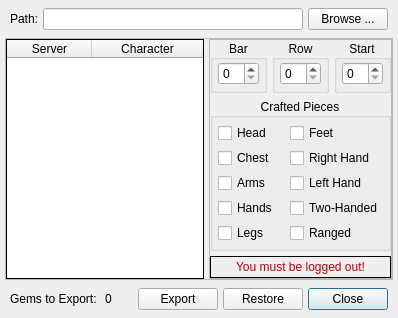
The window that interface/QuickbarDialog.ui (WesRoach/SpellcraftingCalculator) describes before a commit, drawn with Qt 5.
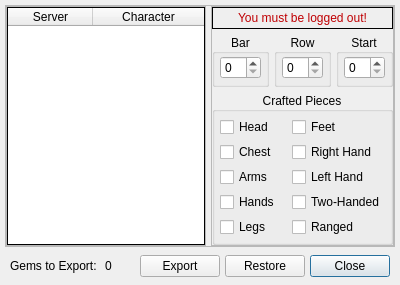
The same window after the commit.

Patch:
```diff
--- a/interface/QuickbarDialog.ui
+++ b/interface/QuickbarDialog.ui
@@ -6,8 +6,8 @@
    <rect>
     <x>0</x>
     <y>0</y>
-    <width>398</width>
-    <height>292</height>
+    <width>400</width>
+    <height>258</height>
    </rect>
   </property>
   <property name="windowTitle">
@@ -30,46 +30,31 @@
     <number>5</number>
    </property>
    <item>
+    <widget class="QFrame">
+     <property name="frameShape">
+      <enum>QFrame::StyledPanel</enum>
+     </property>
+     <property name="frameShadow">
+      <enum>QFrame::Raised</enum>
+     </property>
     <layout class="QHBoxLayout">
      <property name="spacing">
       <number>5</number>
      </property>
      <property name="leftMargin">
-      <number>5</number>
+       <number>0</number>
      </property>
      <property name="topMargin">
-      <number>3</number>
+       <number>0</number>
      </property>
      <property name="rightMargin">
-      <number>5</number>
+       <number>0</number>
      </property>
      <property name="bottomMargin">
-      <number>3</number>
+       <number>0</number>
      </property>
      <item>
-      <widget class="QLabel" name="CrafterPathLabel">
-       <property name="text">
-        <string>Path:</string>
-       </property>
-      </widget>
-     </item>
-     <item>
-      <widget class="QLineEdit" name="CrafterPath"/>
-     </item>
-     <item>
-      <widget class="QPushButton" name="BrowseButton">
-       <property name="text">
-        <string>Browse ...</string>
-       </property>
-       <property name="autoDefault">
-        <bool>false</bool>
-       </property>
-      </widget>
-     </item>
-    </layout>
-   </item>
-   <item>
-    <widget class="QFrame" name="frame">
+       <widget class="QFrame">
      <property name="frameShape">
       <enum>QFrame::StyledPanel</enum>
      </property>
@@ -94,6 +79,12 @@
       </property>
       <item>
        <widget class="QTableWidget" name="CrafterTable">
+           <property name="sizePolicy">
+            <sizepolicy hsizetype="Expanding" vsizetype="Expanding">
+             <horstretch>0</horstretch>
+             <verstretch>0</verstretch>
+            </sizepolicy>
+           </property>
         <property name="contextMenuPolicy">
          <enum>Qt::DefaultContextMenu</enum>
         </property>
@@ -181,15 +172,18 @@
         </column>
        </widget>
       </item>
+        </layout>
+       </widget>
+      </item>
       <item>
-       <widget class="QFrame" name="frame">
+       <widget class="QFrame">
         <property name="frameShape">
          <enum>QFrame::StyledPanel</enum>
         </property>
         <property name="frameShadow">
          <enum>QFrame::Raised</enum>
         </property>
-        <layout class="QVBoxLayout">
+        <layout class="QVBoxLayout" stretch="0,0,0">
          <property name="spacing">
           <number>5</number>
          </property>
@@ -206,11 +200,48 @@
           <number>0</number>
          </property>
          <item>
+          <widget class="QFrame">
+           <property name="frameShape">
+            <enum>QFrame::Box</enum>
+           </property>
           <layout class="QHBoxLayout">
            <property name="spacing">
             <number>5</number>
            </property>
            <property name="leftMargin">
+             <number>3</number>
+            </property>
+            <property name="topMargin">
+             <number>3</number>
+            </property>
+            <property name="rightMargin">
+             <number>3</number>
+            </property>
+            <property name="bottomMargin">
+             <number>3</number>
+            </property>
+            <item>
+             <widget class="QLabel" name="WarningLabel">
+              <property name="text">
+               <string>&lt;html&gt;&lt;head/&gt;&lt;body&gt;&lt;p&gt;&lt;span style=&quot; color:#bf0003;&quot;&gt;You must be logged out!&lt;/span&gt;&lt;/p&gt;&lt;/body&gt;&lt;/html&gt;</string>
+              </property>
+              <property name="alignment">
+               <set>Qt::AlignCenter</set>
+              </property>
+              <property name="wordWrap">
+               <bool>false</bool>
+              </property>
+             </widget>
+            </item>
+           </layout>
+          </widget>
+         </item>
+         <item>
+          <layout class="QHBoxLayout">
+           <property name="spacing">
+            <number>5</number>
+           </property>
+           <property name="leftMargin">
             <number>0</number>
            </property>
            <property name="topMargin">
@@ -223,7 +254,7 @@
             <number>0</number>
            </property>
            <item>
-            <widget class="QGroupBox" name="groupBox">
+            <widget class="QGroupBox">
              <property name="title">
               <string>Bar</string>
              </property>
@@ -253,7 +284,7 @@
             </widget>
            </item>
            <item>
-            <widget class="QGroupBox" name="groupBox">
+            <widget class="QGroupBox">
              <property name="title">
               <string>Row</string>
              </property>
@@ -283,7 +314,7 @@
             </widget>
            </item>
            <item>
-            <widget class="QGroupBox" name="groupBox">
+            <widget class="QGroupBox">
              <property name="title">
               <string>Start</string>
              </property>
@@ -315,7 +346,7 @@
           </layout>
          </item>
          <item>
-          <widget class="QGroupBox" name="groupBox">
+          <widget class="QGroupBox">
            <property name="title">
             <string>Crafted Pieces</string>
            </property>
@@ -424,43 +455,6 @@
            </layout>
           </widget>
          </item>
-         <item>
-          <widget class="QFrame" name="frame">
-           <property name="frameShape">
-            <enum>QFrame::Box</enum>
-           </property>
-           <layout class="QHBoxLayout">
-            <property name="spacing">
-             <number>5</number>
-            </property>
-            <property name="leftMargin">
-             <number>3</number>
-            </property>
-            <property name="topMargin">
-             <number>3</number>
-            </property>
-            <property name="rightMargin">
-             <number>3</number>
-            </property>
-            <property name="bottomMargin">
-             <number>3</number>
-            </property>
-            <item>
-             <widget class="QLabel" name="WarningLabel">
-              <property name="text">
-               <string>&lt;html&gt;&lt;head/&gt;&lt;body&gt;&lt;p&gt;&lt;span style=&quot; color:#bf0003;&quot;&gt;You must be logged out!&lt;/span&gt;&lt;/p&gt;&lt;/body&gt;&lt;/html&gt;</string>
-              </property>
-              <property name="alignment">
-               <set>Qt::AlignCenter</set>
-              </property>
-              <property name="wordWrap">
-               <bool>false</bool>
-              </property>
-             </widget>
-            </item>
-           </layout>
-          </widget>
-         </item>
         </layout>
        </widget>
       </item>
```
Lines whose indentation alone changed are shown as unchanged.
